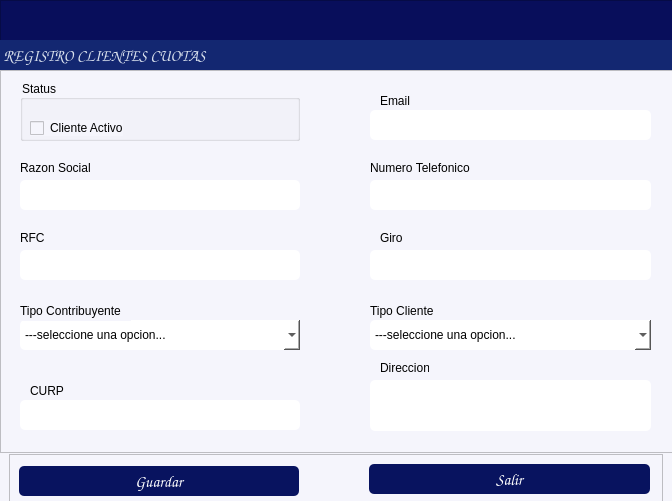
Above: gui/formClientes.ui from alucard8130/app_gest_adm.v1_exe before the change. Below: the same form after it.
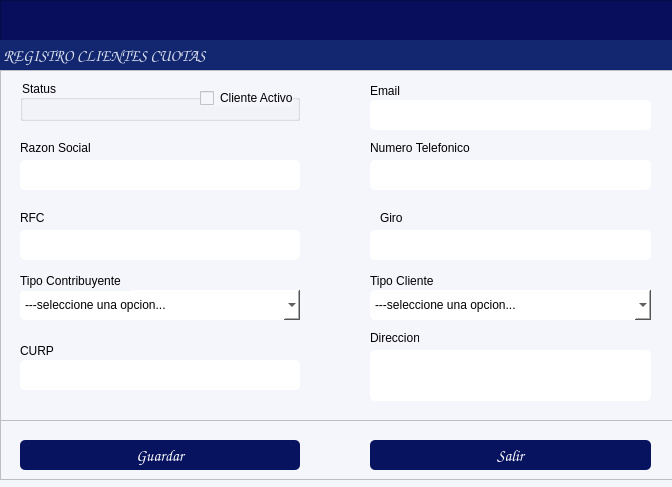
That is the form after the change. Icons and pictures are not drawn.

```diff
--- a/gui/formClientes.ui
+++ b/gui/formClientes.ui
@@ -10,7 +10,7 @@
     <x>0</x>
     <y>0</y>
     <width>672</width>
-    <height>501</height>
+    <height>487</height>
    </rect>
   </property>
   <property name="windowTitle">
@@ -79,7 +79,7 @@
      <x>0</x>
      <y>70</y>
      <width>681</width>
-     <height>383</height>
+     <height>351</height>
     </rect>
    </property>
    <property name="maximumSize">
@@ -102,7 +102,7 @@
     <property name="geometry">
      <rect>
       <x>20</x>
-      <y>110</y>
+      <y>90</y>
       <width>280</width>
       <height>30</height>
      </rect>
@@ -118,8 +118,8 @@
    <widget class="QLabel" name="label_4">
     <property name="geometry">
      <rect>
-      <x>30</x>
-      <y>310</y>
+      <x>20</x>
+      <y>270</y>
       <width>49</width>
       <height>21</height>
      </rect>
@@ -132,7 +132,7 @@
     <property name="geometry">
      <rect>
       <x>370</x>
-      <y>310</y>
+      <y>280</y>
       <width>281</width>
       <height>51</height>
      </rect>
@@ -149,7 +149,7 @@
     <property name="geometry">
      <rect>
       <x>20</x>
-      <y>250</y>
+      <y>220</y>
       <width>280</width>
       <height>30</height>
      </rect>
@@ -178,7 +178,7 @@
     <property name="geometry">
      <rect>
       <x>20</x>
-      <y>230</y>
+      <y>200</y>
       <width>111</width>
       <height>21</height>
      </rect>
@@ -190,8 +190,8 @@
    <widget class="QLabel" name="label_8">
     <property name="geometry">
      <rect>
-      <x>380</x>
-      <y>290</y>
+      <x>370</x>
+      <y>260</y>
       <width>49</width>
       <height>16</height>
      </rect>
@@ -206,7 +206,7 @@
       <x>20</x>
       <y>10</y>
       <width>280</width>
-      <height>61</height>
+      <height>41</height>
      </rect>
     </property>
     <property name="styleSheet">
@@ -218,8 +218,8 @@
     <widget class="QCheckBox" name="checkBoxStatus">
      <property name="geometry">
       <rect>
-       <x>10</x>
-       <y>40</y>
+       <x>180</x>
+       <y>10</y>
        <width>93</width>
        <height>16</height>
       </rect>
@@ -235,8 +235,8 @@
    <widget class="QLabel" name="label_5">
     <property name="geometry">
      <rect>
-      <x>380</x>
-      <y>20</y>
+      <x>370</x>
+      <y>10</y>
       <width>49</width>
       <height>21</height>
      </rect>
@@ -249,7 +249,7 @@
     <property name="geometry">
      <rect>
       <x>380</x>
-      <y>160</y>
+      <y>140</y>
       <width>31</width>
       <height>16</height>
      </rect>
@@ -262,7 +262,7 @@
     <property name="geometry">
      <rect>
       <x>370</x>
-      <y>90</y>
+      <y>70</y>
       <width>111</width>
       <height>16</height>
      </rect>
@@ -275,7 +275,7 @@
     <property name="geometry">
      <rect>
       <x>20</x>
-      <y>180</y>
+      <y>160</y>
       <width>280</width>
       <height>30</height>
      </rect>
@@ -293,7 +293,7 @@
     <property name="geometry">
      <rect>
       <x>370</x>
-      <y>40</y>
+      <y>30</y>
       <width>281</width>
       <height>30</height>
      </rect>
@@ -310,7 +310,7 @@
     <property name="geometry">
      <rect>
       <x>370</x>
-      <y>110</y>
+      <y>90</y>
       <width>281</width>
       <height>30</height>
      </rect>
@@ -327,7 +327,7 @@
     <property name="geometry">
      <rect>
       <x>370</x>
-      <y>180</y>
+      <y>160</y>
       <width>281</width>
       <height>30</height>
      </rect>
@@ -344,7 +344,7 @@
     <property name="geometry">
      <rect>
       <x>20</x>
-      <y>330</y>
+      <y>290</y>
       <width>280</width>
       <height>30</height>
      </rect>
@@ -361,7 +361,7 @@
     <property name="geometry">
      <rect>
       <x>20</x>
-      <y>90</y>
+      <y>70</y>
       <width>111</width>
       <height>16</height>
      </rect>
@@ -374,7 +374,7 @@
     <property name="geometry">
      <rect>
       <x>20</x>
-      <y>160</y>
+      <y>140</y>
       <width>31</width>
       <height>16</height>
      </rect>
@@ -387,7 +387,7 @@
     <property name="geometry">
      <rect>
       <x>370</x>
-      <y>230</y>
+      <y>200</y>
       <width>111</width>
       <height>21</height>
      </rect>
@@ -403,7 +403,7 @@
     <property name="geometry">
      <rect>
       <x>370</x>
-      <y>250</y>
+      <y>220</y>
       <width>281</width>
       <height>30</height>
      </rect>
@@ -447,10 +447,10 @@
   <widget class="QFrame" name="frame_3">
    <property name="geometry">
     <rect>
-     <x>9</x>
-     <y>454</y>
-     <width>654</width>
-     <height>51</height>
+     <x>0</x>
+     <y>420</y>
+     <width>701</width>
+     <height>60</height>
     </rect>
    </property>
    <property name="maximumSize">
@@ -471,8 +471,8 @@
    <widget class="QPushButton" name="btnGuardar">
     <property name="geometry">
      <rect>
-      <x>10</x>
-      <y>12</y>
+      <x>20</x>
+      <y>20</y>
       <width>280</width>
       <height>30</height>
      </rect>
@@ -516,8 +516,8 @@
    <widget class="QPushButton" name="btnSalir">
     <property name="geometry">
      <rect>
-      <x>360</x>
-      <y>10</y>
+      <x>370</x>
+      <y>20</y>
       <width>281</width>
       <height>30</height>
      </rect>
```
